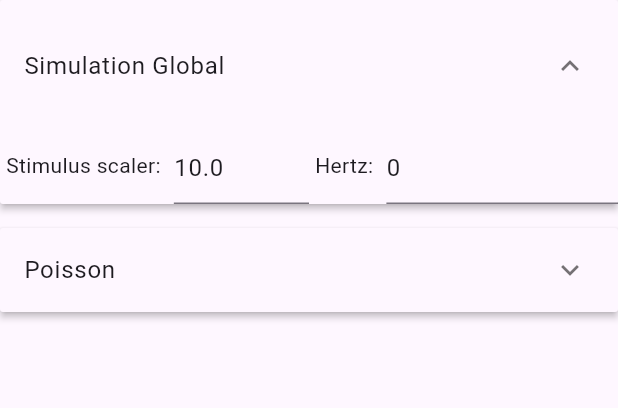
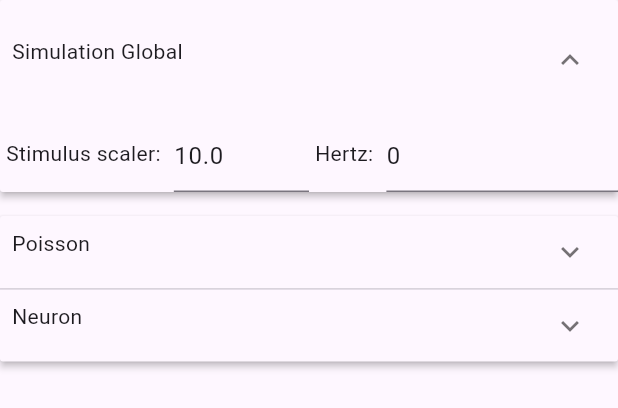
Before and after one commit to wdevore/Deuron9-Dart, a Flutter app: the SimulationPropertiesTabWidget widget shown alone on an empty page, opened directly with empty values, after a tap on the "expand more" icon, on a phone screen of 412 x 824 dp. Shown: the top 408 px of the screen. Run offline on Flutter 3.47's test engine with Material 3 defaults, Android fonts, the phone set to English and light mode, and no system bars; our stand-ins replace file_picker; missing offline and left inert: split_view; statements that could not run were skipped.

Commit message:
added more properties sim panel

```diff
--- a/proto1/lib/main.dart
+++ b/proto1/lib/main.dart
@@ -27,6 +27,9 @@ void main() async {
       ),
       ChangeNotifierProvider.value(
         value: _appState.model,
+      ),
+      ChangeNotifierProvider.value(
+        value: _appState.model.neuron,
       ),
     ],
     child: const SimApp(),
--- a/proto1/lib/model/model.dart
+++ b/proto1/lib/model/model.dart
@@ -73,7 +73,7 @@ class Dendrite {
 }
 
 @JsonSerializable()
-class Neuron {
+class Neuron with ChangeNotifier {
   int id = 0;
   double tao = 0;
   double fastSurge = 0;
--- a/proto1/lib/widgets/simulation_properties_tab_widget.dart
+++ b/proto1/lib/widgets/simulation_properties_tab_widget.dart
@@ -26,6 +26,7 @@ class SimulationPropertiesTabWidget extends StatefulWidget {
   SimulationPropertiesTabWidget({super.key, required this.appState}) {
     panels.add(_buildSimGlobalPanel(appState));
     panels.add(_buildPoissonPanel(appState));
+    panels.add(_buildNeuronPanel(appState));
   }
 
   @override
@@ -51,12 +52,12 @@ class _SimulationPropertiesTabWidgetState
           (SimPropPanel sp) {
             return ExpansionPanel(
               headerBuilder: (context, isExpanded) {
-                return ListTile(
-                  title: Text(sp.headerValue),
+                return Padding(
+                  padding: const EdgeInsets.all(8.0),
+                  child: Text(sp.headerValue),
                 );
               },
               body: sp.expandedValue,
-              // body: Text('lakjsdlkja'),
               isExpanded: sp.isExpanded,
             );
           },
@@ -150,3 +151,107 @@ SimPropPanel _buildPoissonPanel(AppState appState) {
     ),
   );
 }
+
+SimPropPanel _buildNeuronPanel(AppState appState) {
+  TextEditingController firingRateController = TextEditingController();
+  TextEditingController patternMinController = TextEditingController();
+  TextEditingController patternMaxController = TextEditingController();
+
+  TextEditingController refractPerController = TextEditingController();
+  TextEditingController thresholdController = TextEditingController();
+  TextEditingController apMaxController = TextEditingController();
+
+  TextEditingController fastSurgeController = TextEditingController();
+  TextEditingController slowSurgeController = TextEditingController();
+
+  TextEditingController taoController = TextEditingController();
+  TextEditingController taoJController = TextEditingController();
+  TextEditingController taoSController = TextEditingController();
+
+  firingRateController.text = appState.model.noiseLambda.toString();
+  patternMinController.text = appState.model.poissonPatternMin.toString();
+  patternMaxController.text = appState.model.poissonPatternMax.toString();
+
+  refractPerController.text = appState.model.neuron.refractoryPeriod.toString();
+  thresholdController.text = appState.model.neuron.threshold.toString();
+  apMaxController.text = appState.model.neuron.aPMax.toString();
+
+  fastSurgeController.text = appState.model.neuron.fastSurge.toString();
+  slowSurgeController.text = appState.model.neuron.slowSurge.toString();
+
+  taoController.text = appState.model.neuron.tao.toString();
+  taoJController.text = appState.model.neuron.taoJ.toString();
+  taoSController.text = appState.model.neuron.taoS.toString();
+
+  return SimPropPanel(
+    headerValue: 'Neuron',
+    expandedValue: Consumer<Neuron>(
+      builder: (context, neuron, child) {
+        return Column(
+          mainAxisSize:
+              MainAxisSize.min, // This is needed for the Flexibles below.
+          children: [
+            Flexible(
+              child: Row(
+                children: [
+                  FloatFieldWidget(
+                    controller: refractPerController,
+                    label: 'Refractory Period: ',
+                    setValue: (double value) => neuron.refractoryPeriod = value,
+                  ),
+                  FloatFieldWidget(
+                    controller: thresholdController,
+                    label: 'Threshold: ',
+                    setValue: (double value) => neuron.threshold = value,
+                  ),
+                  FloatFieldWidget(
+                    controller: apMaxController,
+                    label: 'APMax: ',
+                    setValue: (double value) => neuron.aPMax = value,
+                  ),
+                ],
+              ),
+            ),
+            Flexible(
+              child: Row(
+                children: [
+                  FloatFieldWidget(
+                    controller: fastSurgeController,
+                    label: 'Fast Surge: ',
+                    setValue: (double value) => neuron.fastSurge = value,
+                  ),
+                  FloatFieldWidget(
+                    controller: slowSurgeController,
+                    label: 'Slow Surge: ',
+                    setValue: (double value) => neuron.slowSurge = value,
+                  ),
+                ],
+              ),
+            ),
+            Flexible(
+              child: Row(
+                children: [
+                  FloatFieldWidget(
+                    controller: taoController,
+                    label: 'Tao: ',
+                    setValue: (double value) => neuron.tao = value,
+                  ),
+                  FloatFieldWidget(
+                    controller: taoJController,
+                    label: 'Tao J: ',
+                    setValue: (double value) => neuron.taoJ = value,
+                  ),
+                  FloatFieldWidget(
+                    controller: taoSController,
+                    label: 'Tao S: ',
+                    setValue: (double value) => neuron.taoS = value,
+                  ),
+                ],
+              ),
+            ),
+          ],
+        );
+      },
+    ),
+  );
+}
```
